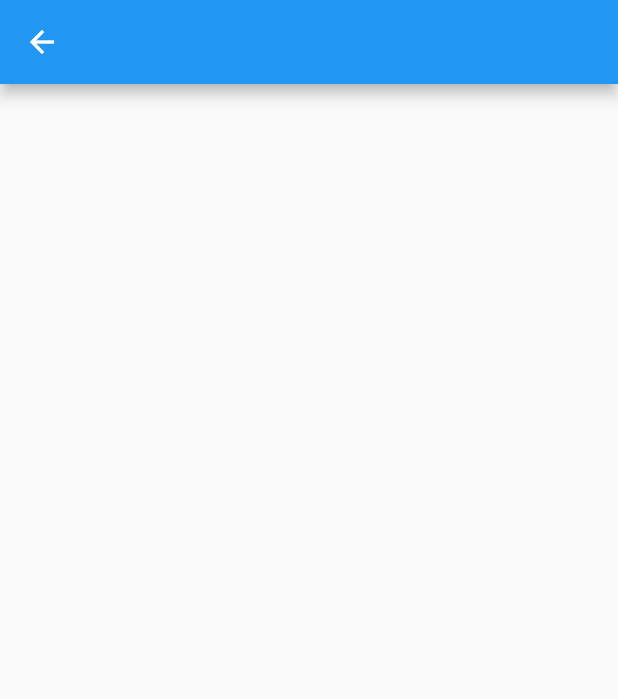
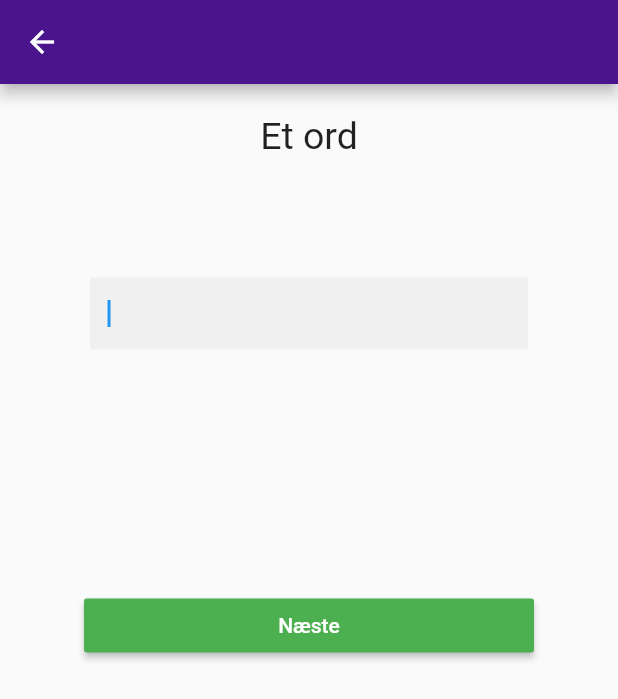
Before and after one commit to toke-dk/taekwondo_pensum, a Flutter app: the IngameWidget screen opened by its route, on a phone screen of 412 x 824 dp. Shown: the top 699 px of the screen. Run offline on Flutter 3.47's test engine with Material 2 defaults, Android fonts, the phone set to English and light mode, and no system bars.

Commit message:
has made input and word in game

```diff
--- a/lib/HomeWidget.dart
+++ b/lib/HomeWidget.dart
@@ -6,6 +6,7 @@ class HomeWidget extends StatelessWidget {
   Widget build(BuildContext context) {
     return Scaffold(
       appBar: AppBar(
+        backgroundColor: Colors.purple[900],
         title: Text('Taekwondo'),
       ),
       body: InkWell(
--- a/lib/pages/IngameWidget.dart
+++ b/lib/pages/IngameWidget.dart
@@ -10,7 +10,43 @@ class _IngameWidgetState extends State<IngameWidget> {
   Widget build(BuildContext context) {
     print('ingame');
     return Scaffold(
-      appBar: AppBar(),
+      appBar: AppBar(
+        backgroundColor: Colors.purple[900],
+      ),
+      body: SingleChildScrollView(
+        child: Column(
+          children: <Widget>[
+            Container(
+              margin: EdgeInsets.only(top: 20),
+              child: Text('Et ord', style: TextStyle(fontSize: 25),),
+            ),
+            Container(
+              margin: EdgeInsets.symmetric(horizontal: 60, vertical: 80),
+              alignment: Alignment.topCenter,
+              child: TextFormField(
+                autofocus: true,
+                decoration: InputDecoration(
+                    filled: true,
+                  border: InputBorder.none
+                ),
+                style: TextStyle(fontSize: 15,),
+              ),
+            ),
+
+
+                Container(
+                  width: 300,
+                  margin: EdgeInsets.only(top: 80),
+                  child: RaisedButton(
+                    color: Colors.green,
+                    child: Text('Næste', style: TextStyle(color: Colors.white),),
+                    onPressed: () => {},
+                  ),
+                ),
+
+          ],
+        ),
+      ),
     );
   }
 }
```
